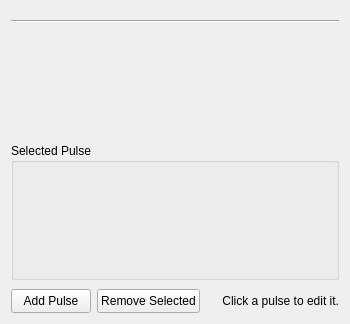
This is frcpredict/ui/input/pulse/pulse_scheme_w.ui in Bodeeen/Resolution_prediction_software as Qt 5 draws it before an edit. The edited form follows.
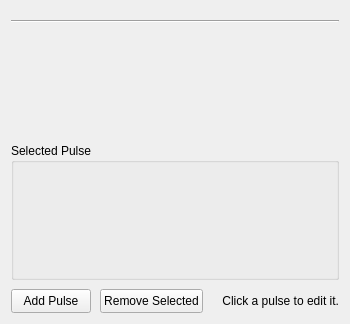
This is the edited form. Custom widgets are drawn as their Qt base class.

Patch:
```diff
--- a/frcpredict/ui/input/pulse/pulse_scheme_w.ui
+++ b/frcpredict/ui/input/pulse/pulse_scheme_w.ui
@@ -48,32 +48,7 @@
       </widget>
      </item>
      <item>
-      <widget class="QWidget" name="widget_2" native="true">
-       <property name="minimumSize">
-        <size>
-         <width>0</width>
-         <height>20</height>
-        </size>
-       </property>
-       <property name="baseSize">
-        <size>
-         <width>0</width>
-         <height>20</height>
-        </size>
-       </property>
-       <layout class="QHBoxLayout" name="horizontalLayout_2" stretch="0,0,2">
-        <property name="leftMargin">
-         <number>0</number>
-        </property>
-        <property name="topMargin">
-         <number>0</number>
-        </property>
-        <property name="rightMargin">
-         <number>0</number>
-        </property>
-        <property name="bottomMargin">
-         <number>0</number>
-        </property>
+      <layout class="QHBoxLayout" name="horizontalLayout" stretch="0,0,2">
         <item>
          <widget class="QPushButton" name="btnAddPulse">
           <property name="minimumSize">
@@ -111,7 +86,6 @@
          </widget>
         </item>
        </layout>
-      </widget>
      </item>
     </layout>
    </item>
```
Lines whose indentation alone changed are shown as unchanged.
